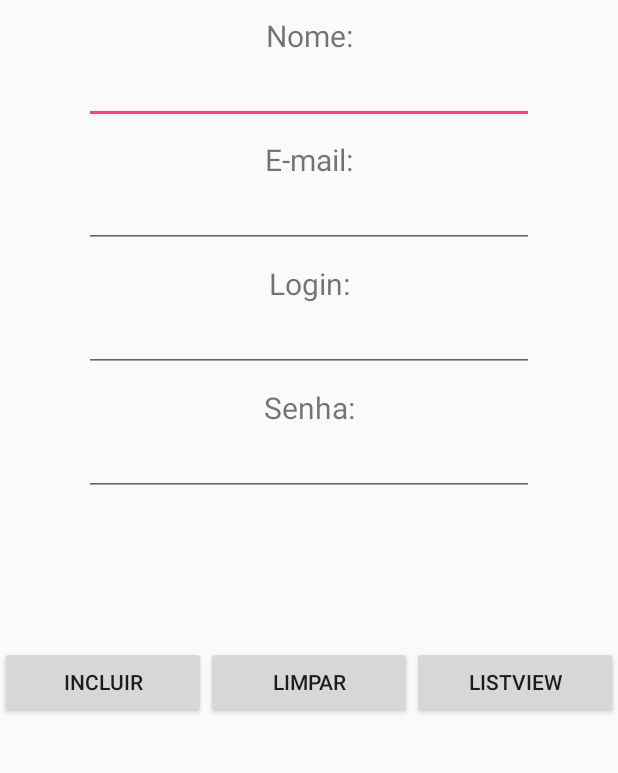
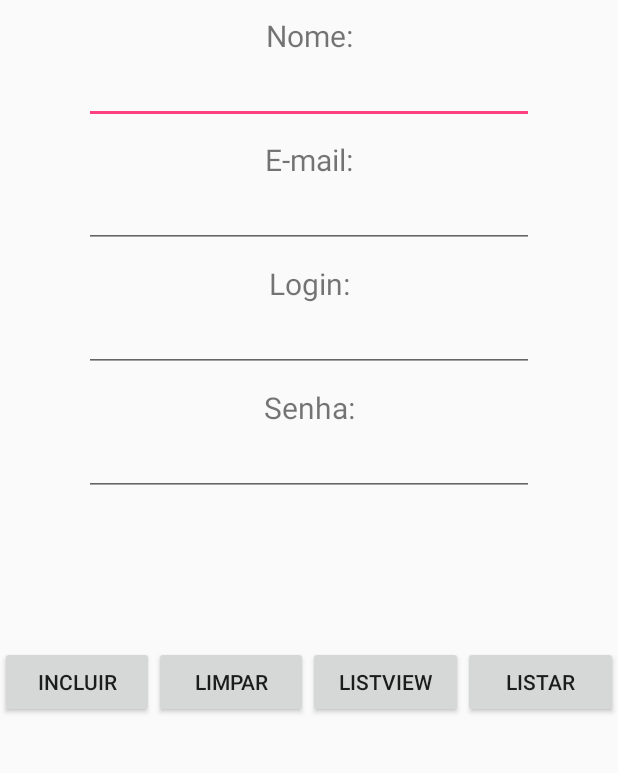
Before and after one commit to EdsonRgr/ProjetoAndroid, an Android app: the screen it shows after launch (MainActivity), after a tap on "INCLUIR", on a phone screen of 412 x 824 dp, the part 183-956 px from its top. Run offline under Robolectric (Android 15) with nearby library versions, the phone set to English and light mode, and no system bars; 2 statements that could not run were skipped.

Commit message:
Colocando Banco de dados

```diff
--- a/TelaCadastro/app/src/main/java/com/example/aluno/telacadastro/Func.kt
+++ /dev/null
@@ -1,4 +0,0 @@
-package com.example.aluno.telacadastro
-
-class Func {
-}
--- a/TelaCadastro/app/src/main/java/com/example/aluno/telacadastro/MainActivity.kt
+++ b/TelaCadastro/app/src/main/java/com/example/aluno/telacadastro/MainActivity.kt
@@ -5,26 +5,41 @@ import android.os.Bundle
 import android.view.View
 import android.widget.Button
 import android.widget.TextView
-import com.example.aluno.telacadastro.R.layout.activity_tela_listview
 import kotlinx.android.synthetic.*
 import kotlinx.android.synthetic.main.activity_main.*
-import org.jetbrains.anko.startActivity
-
-import org.jetbrains.anko.toast
+import org.jetbrains.anko.*
 
 class MainActivity : AppCompatActivity() {
 
     override fun onCreate(savedInstanceState: Bundle?) {
         super.onCreate(savedInstanceState)
         setContentView(R.layout.activity_main)
-
-        val btnincluir : Button = findViewById<Button>(R.id.btnincluir)
-        val btnlimpar : Button = findViewById<Button>(R.id.btnlimpar)
-        val btnlistview : Button = findViewById<Button>(R.id.btnlistview)
+        val btnincluir: Button = findViewById<Button>(R.id.btnincluir)
+        val btnlimpar: Button = findViewById<Button>(R.id.btnlimpar)
+        val btnlistview: Button = findViewById<Button>(R.id.btnlistview)
+        val btnlistar: Button = findViewById<Button>(R.id.btnlistar)
 
 
 
         btnincluir.setOnClickListener(View.OnClickListener {
+            var u: Usuario = Usuario(
+                    txtnome.text.toString(),
+                    txtemail.text.toString(),
+                    txtlogin.text.toString(),
+                    txtsenha.text.toString()
+            )
+            UsuarioRepository(getApplicationContext()).create(u)
+
+            alert(
+                    "Usuario Cadastrado com Sucesso",
+                    "Vc ja conhecia o toast com maior duracao?") {
+                yesButton { longToast("Esse toast dura mais tempo…") }
+                noButton {}
+            }.show()
+
+            toast("toast normal: Usuario Incluido com sucesso")
+
+
         })
 
         btnlimpar.setOnClickListener(View.OnClickListener {
@@ -34,11 +49,21 @@ class MainActivity : AppCompatActivity() {
             val txtsenha = txtsenha.text.clear()
 
         })
+
         btnlistview.setOnClickListener(View.OnClickListener {
             toast("Botão listview clicado");
             startActivity<tela_listview>()
         })
 
 
+
+        btnlistar.setOnClickListener(View.OnClickListener {
+            toast("Listar Usuarios...")
+            var listU: List<Usuario> = UsuarioRepository(getApplicationContext()).findAll()
+            for (u:Usuario in listU) {
+                toast(u.nome)
+
+            }})
+
+        }
     }
-}
--- /dev/null
+++ b/TelaCadastro/app/src/main/java/com/example/aluno/telacadastro/Usuario.kt
@@ -0,0 +1,17 @@
+package com.example.aluno.telacadastro
+
+import android.media.Image
+import java.util.*
+
+//Extendemos Parcelable pra que o usuario possa ser passado de uma activity pra outra
+//atraves de uma extra inserted
+class Usuario(nome: String, email: String, senha: String, login: String){
+    var id: Int = -1
+    var nome: String = nome
+    var email: String = email
+    var login: String = login
+    var senha: String = senha
+    var created: Date = Date()
+    lateinit var foto: Image
+
+}
--- a/TelaCadastro/app/src/main/res/layout/activity_main.xml
+++ b/TelaCadastro/app/src/main/res/layout/activity_main.xml
@@ -123,6 +123,15 @@
                 android:layout_height="wrap_content"
                 android:layout_weight="1"
                 android:text="listview" />
+
+            <Button
+                android:id="@+id/btnlistar"
+                android:layout_weight="1"
+                android:layout_width="wrap_content"
+                android:layout_height="wrap_content"
+                android:text="listar"
+                />
+
         </LinearLayout>
 
     </LinearLayout>
```
Also changed, not shown: TelaCadastro/app/src/main/java/com/example/aluno/telacadastro/DB.kt (added, +41 -0 lines), TelaCadastro/app/src/main/java/com/example/aluno/telacadastro/UsuarioRepository.kt (added, +74 -0 lines).
